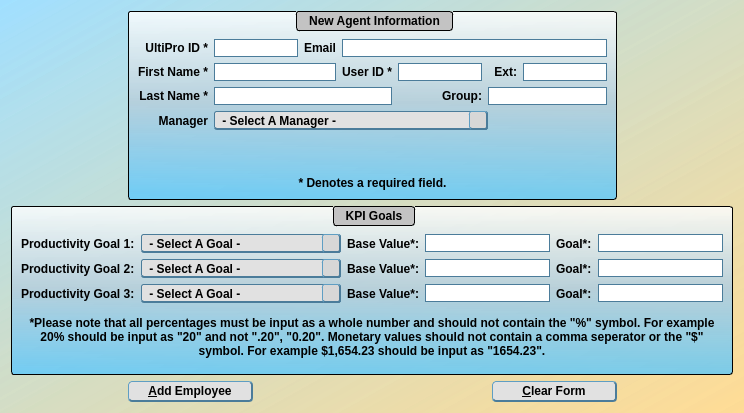
Old version of the form agent_input.ui in the repository jakesb27/Manager_KPI_Tracker.
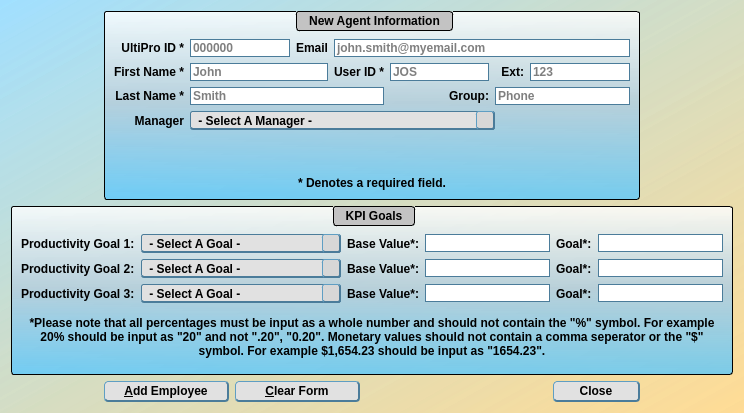
New version of the form. Icons and pictures are not drawn.

```diff
--- a/agent_input.ui
+++ b/agent_input.ui
@@ -155,7 +155,7 @@
      </property>
     </widget>
    </item>
-   <item row="3" column="3" colspan="2">
+   <item row="3" column="4" colspan="2">
     <spacer name="horizontalSpacer_2">
      <property name="orientation">
       <enum>Qt::Horizontal</enum>
@@ -168,7 +168,7 @@
      </property>
     </spacer>
    </item>
-   <item row="2" column="1" colspan="6">
+   <item row="2" column="1" colspan="7">
     <widget class="QGroupBox" name="groupBox">
      <property name="sizePolicy">
       <sizepolicy hsizetype="Preferred" vsizetype="Maximum">
@@ -642,23 +642,7 @@
      </layout>
     </widget>
    </item>
-   <item row="3" column="5">
-    <widget class="QPushButton" name="clearButton">
-     <property name="minimumSize">
-      <size>
-       <width>125</width>
-       <height>0</height>
-      </size>
-     </property>
-     <property name="text">
-      <string>&amp;Clear Form</string>
-     </property>
-     <property name="autoDefault">
-      <bool>false</bool>
-     </property>
-    </widget>
-   </item>
-   <item row="1" column="2" colspan="4">
+   <item row="1" column="2" colspan="5">
     <widget class="QGroupBox" name="agentDetails">
      <property name="title">
       <string>New Agent Information</string>
@@ -675,16 +659,32 @@
        </widget>
       </item>
       <item row="0" column="1">
-       <widget class="QLineEdit" name="agentUltiPro"/>
+       <widget class="QLineEdit" name="agentUltiPro">
+        <property name="placeholderText">
+         <string>000000</string>
+        </property>
+       </widget>
       </item>
       <item row="2" column="1" colspan="4">
-       <widget class="QLineEdit" name="agentLastName"/>
+       <widget class="QLineEdit" name="agentLastName">
+        <property name="placeholderText">
+         <string>Smith</string>
+        </property>
+       </widget>
       </item>
       <item row="1" column="5">
-       <widget class="QLineEdit" name="agentUserID"/>
+       <widget class="QLineEdit" name="agentUserID">
+        <property name="placeholderText">
+         <string>JOS</string>
+        </property>
+       </widget>
       </item>
       <item row="2" column="6" colspan="3">
-       <widget class="QLineEdit" name="agentGroup"/>
+       <widget class="QLineEdit" name="agentGroup">
+        <property name="placeholderText">
+         <string>Phone</string>
+        </property>
+       </widget>
       </item>
       <item row="0" column="2" colspan="2">
        <widget class="QLabel" name="label_6">
@@ -751,7 +751,11 @@
        </widget>
       </item>
       <item row="1" column="1" colspan="3">
-       <widget class="QLineEdit" name="agentFirstName"/>
+       <widget class="QLineEdit" name="agentFirstName">
+        <property name="placeholderText">
+         <string>John</string>
+        </property>
+       </widget>
       </item>
       <item row="1" column="4">
        <widget class="QLabel" name="label_20">
@@ -774,7 +778,11 @@
        </widget>
       </item>
       <item row="1" column="8">
-       <widget class="QLineEdit" name="agentExt"/>
+       <widget class="QLineEdit" name="agentExt">
+        <property name="placeholderText">
+         <string>123</string>
+        </property>
+       </widget>
       </item>
       <item row="2" column="5">
        <widget class="QLabel" name="label_5">
@@ -787,7 +795,11 @@
        </widget>
       </item>
       <item row="0" column="4" colspan="5">
-       <widget class="QLineEdit" name="agentEmail"/>
+       <widget class="QLineEdit" name="agentEmail">
+        <property name="placeholderText">
+         <string>john.smith@myemail.com</string>
+        </property>
+       </widget>
       </item>
       <item row="1" column="7">
        <widget class="QLabel" name="label_8">
@@ -817,6 +829,32 @@
      </layout>
     </widget>
    </item>
+   <item row="3" column="3">
+    <widget class="QPushButton" name="clearButton">
+     <property name="minimumSize">
+      <size>
+       <width>125</width>
+       <height>0</height>
+      </size>
+     </property>
+     <property name="text">
+      <string>&amp;Clear Form</string>
+     </property>
+     <property name="autoDefault">
+      <bool>false</bool>
+     </property>
+    </widget>
+   </item>
+   <item row="3" column="6">
+    <widget class="QPushButton" name="closeButton">
+     <property name="text">
+      <string>Close</string>
+     </property>
+     <property name="autoDefault">
+      <bool>false</bool>
+     </property>
+    </widget>
+   </item>
   </layout>
  </widget>
  <tabstops>
```
Left out of the diff: 29 changed lines with no effect on the pictures.
